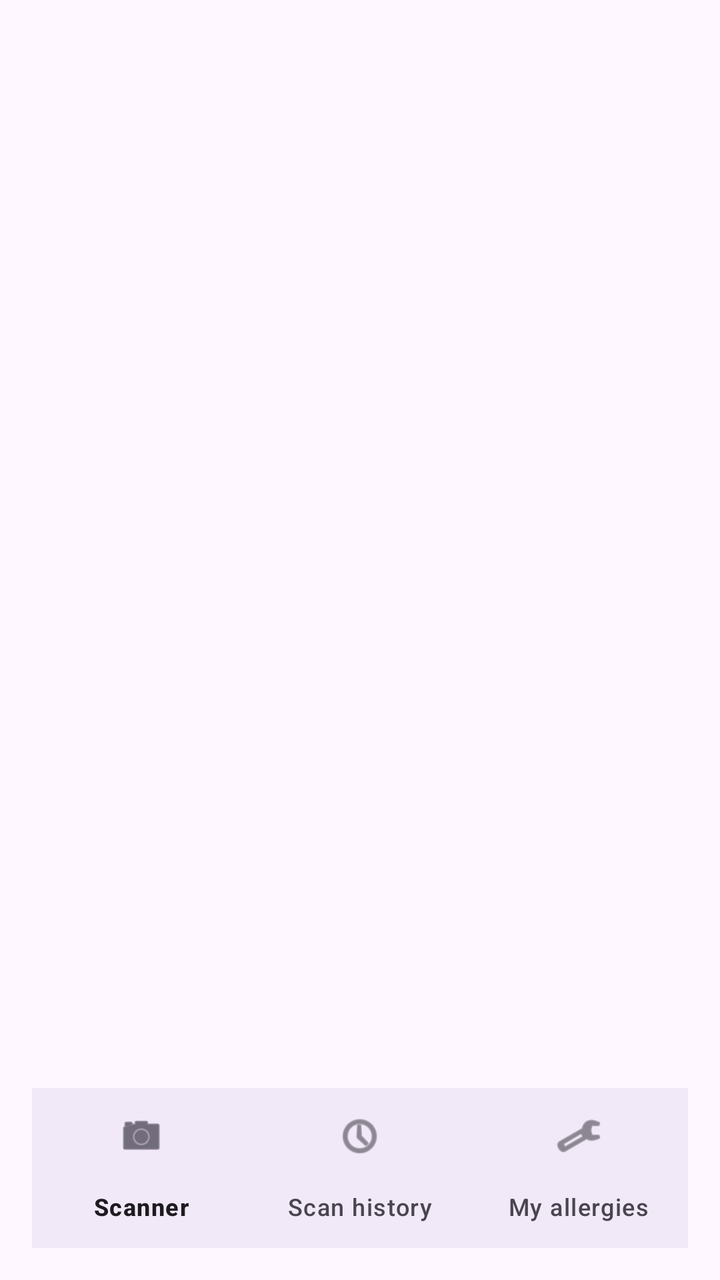
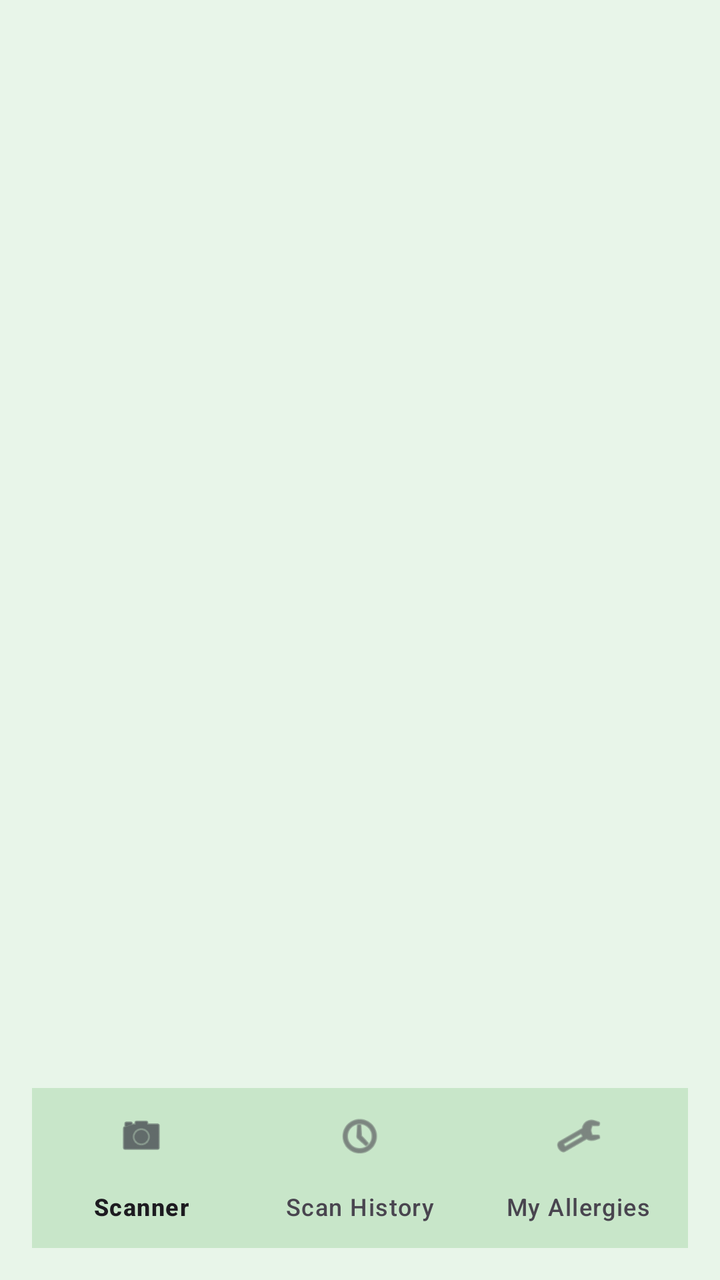

Screens rendered from an Android XML layout before and after an edit, with the pre-edit source and the edit as a unified diff.
<!-- AndroidManifest.xml: application theme Theme.Allergy -->
<!-- res/layout/activity_main.xml -->
<?xml version="1.0" encoding="utf-8"?>
<androidx.constraintlayout.widget.ConstraintLayout
    xmlns:android="http://schemas.android.com/apk/res/android"
    xmlns:app="http://schemas.android.com/apk/res-auto"
    xmlns:tools="http://schemas.android.com/tools"
    android:layout_width="match_parent"
    android:layout_height="match_parent"
    android:padding="16dp"
    tools:context=".MainActivity">

    <androidx.fragment.app.FragmentContainerView
        android:id="@+id/fragmentContainer"
        android:layout_width="0dp"
        android:layout_height="0dp"
        app:layout_constraintTop_toTopOf="parent"
        app:layout_constraintBottom_toTopOf="@+id/bottomNavigation"
        app:layout_constraintStart_toStartOf="parent"
        app:layout_constraintEnd_toEndOf="parent" />

    <com.google.android.material.bottomnavigation.BottomNavigationView
        android:id="@+id/bottomNavigation"
        android:layout_width="0dp"
        android:layout_height="wrap_content"
        android:background="?android:attr/windowBackground"
        app:menu="@menu/bottom_menu"
        app:layout_constraintBottom_toBottomOf="parent"
        app:layout_constraintStart_toStartOf="parent"
        app:layout_constraintEnd_toEndOf="parent" />

</androidx.constraintlayout.widget.ConstraintLayout>
<!-- resources referenced by this layout -->
<resources>
  <style name="Theme.Allergy" parent="Base.Theme.Allergy" />
  <style name="Base.Theme.Allergy" parent="Theme.Material3.DayNight.NoActionBar">
          
          
      </style>
</resources>

<!-- the commit's change to res/layout/activity_main.xml (unified diff, before → after) -->
@@ -6,8 +6,10 @@
     android:layout_width="match_parent"
     android:layout_height="match_parent"
     android:padding="16dp"
+    android:background="@color/light_green_bg"
     tools:context=".MainActivity">
 
+    
     <androidx.fragment.app.FragmentContainerView
         android:id="@+id/fragmentContainer"
         android:layout_width="0dp"
@@ -17,11 +19,12 @@
         app:layout_constraintStart_toStartOf="parent"
         app:layout_constraintEnd_toEndOf="parent" />
 
+    
     <com.google.android.material.bottomnavigation.BottomNavigationView
         android:id="@+id/bottomNavigation"
         android:layout_width="0dp"
         android:layout_height="wrap_content"
-        android:background="?android:attr/windowBackground"
+        android:background="@color/darker_green_nav"
         app:menu="@menu/bottom_menu"
         app:layout_constraintBottom_toBottomOf="parent"
         app:layout_constraintStart_toStartOf="parent"
<!-- resource entries referenced after the edit -->
@@ -1,5 +1,7 @@
 <!-- resources referenced by this layout -->
 <resources>
+  <color name="darker_green_nav">#C8E6C9</color>
+  <color name="light_green_bg">#E8F5E9</color>
   <style name="Theme.Allergy" parent="Base.Theme.Allergy" />
   <style name="Base.Theme.Allergy" parent="Theme.Material3.DayNight.NoActionBar">
           
